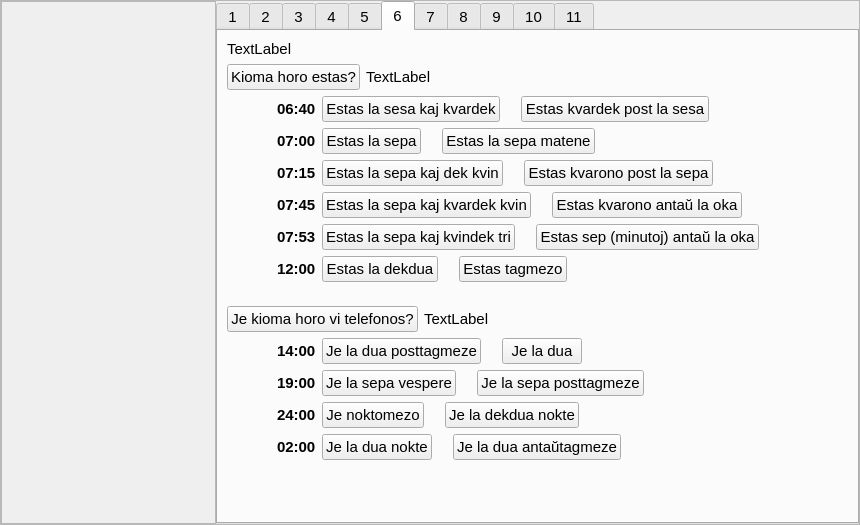
The window that lec11.ui (antono/kurso-de-esperanto) describes before a commit, drawn with Qt 5.
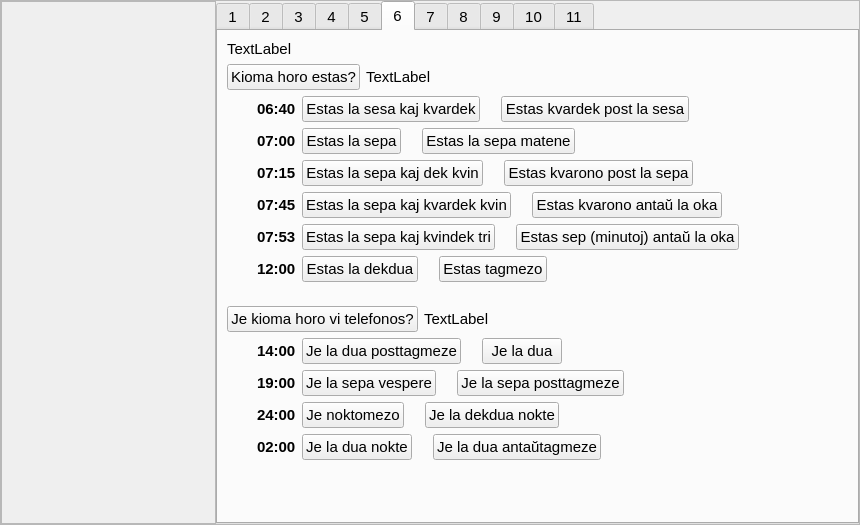
The same window after the commit. The open tabs and pages were chosen to show the change. Icons and pictures are not drawn. Custom widgets are drawn as their Qt base class.

```diff
--- a/lec11.ui
+++ b/lec11.ui
@@ -1992,7 +1992,7 @@
           </layout>
          </item>
          <item>
-          <layout class="QHBoxLayout" name="horizontalLayout_61">
+          <layout class="QHBoxLayout" name="horizontalLayout_61" stretch="0,10">
            <item>
             <spacer name="horizontalSpacer_23">
              <property name="orientation">
@@ -2003,7 +2003,7 @@
              </property>
              <property name="sizeHint" stdset="0">
               <size>
-               <width>50</width>
+               <width>30</width>
                <height>20</height>
               </size>
              </property>
@@ -2012,7 +2012,7 @@
            <item>
             <layout class="QVBoxLayout" name="verticalLayout_29">
              <item>
-              <layout class="QHBoxLayout" name="horizontalLayout_49">
+              <layout class="QHBoxLayout" name="horizontalLayout_49" stretch="0,0,0,0,5">
                <item>
                 <widget class="QLabel" name="label_51">
                  <property name="sizePolicy">
@@ -2063,22 +2063,16 @@
                 </widget>
                </item>
                <item>
-                <spacer name="horizontalSpacer_28">
-                 <property name="orientation">
-                  <enum>Qt::Horizontal</enum>
+                <widget class="QLabel" name="label">
+                 <property name="text">
+                  <string/>
                  </property>
-                 <property name="sizeHint" stdset="0">
-                  <size>
-                   <width>40</width>
-                   <height>20</height>
-                  </size>
-                 </property>
-                </spacer>
+                </widget>
                </item>
               </layout>
              </item>
              <item>
-              <layout class="QHBoxLayout" name="horizontalLayout_50">
+              <layout class="QHBoxLayout" name="horizontalLayout_50" stretch="0,0,0,0,5">
                <item>
                 <widget class="QLabel" name="label_53">
                  <property name="sizePolicy">
@@ -2129,22 +2123,16 @@
                 </widget>
                </item>
                <item>
-                <spacer name="horizontalSpacer_29">
-                 <property name="orientation">
-                  <enum>Qt::Horizontal</enum>
+                <widget class="QLabel" name="label_2">
+                 <property name="text">
+                  <string/>
                  </property>
-                 <property name="sizeHint" stdset="0">
-                  <size>
-                   <width>40</width>
-                   <height>20</height>
-                  </size>
-                 </property>
-                </spacer>
+                </widget>
                </item>
               </layout>
              </item>
              <item>
-              <layout class="QHBoxLayout" name="horizontalLayout_51">
+              <layout class="QHBoxLayout" name="horizontalLayout_51" stretch="0,0,0,0,5">
                <item>
                 <widget class="QLabel" name="label_55">
                  <property name="sizePolicy">
@@ -2195,22 +2183,16 @@
                 </widget>
                </item>
                <item>
-                <spacer name="horizontalSpacer_30">
-                 <property name="orientation">
-                  <enum>Qt::Horizontal</enum>
+                <widget class="QLabel" name="label_3">
+                 <property name="text">
+                  <string/>
                  </property>
-                 <property name="sizeHint" stdset="0">
-                  <size>
-                   <width>40</width>
-                   <height>20</height>
-                  </size>
-                 </property>
-                </spacer>
+                </widget>
                </item>
               </layout>
              </item>
              <item>
-              <layout class="QHBoxLayout" name="horizontalLayout_52">
+              <layout class="QHBoxLayout" name="horizontalLayout_52" stretch="0,0,0,0,5">
                <item>
                 <widget class="QLabel" name="label_57">
                  <property name="sizePolicy">
@@ -2261,22 +2243,16 @@
                 </widget>
                </item>
                <item>
-                <spacer name="horizontalSpacer_31">
-                 <property name="orientation">
-                  <enum>Qt::Horizontal</enum>
+                <widget class="QLabel" name="label_4">
+                 <property name="text">
+                  <string/>
                  </property>
-                 <property name="sizeHint" stdset="0">
-                  <size>
-                   <width>40</width>
-                   <height>20</height>
-                  </size>
-                 </property>
-                </spacer>
+                </widget>
                </item>
               </layout>
              </item>
              <item>
-              <layout class="QHBoxLayout" name="horizontalLayout_53">
+              <layout class="QHBoxLayout" name="horizontalLayout_53" stretch="0,0,0,0,5">
                <item>
                 <widget class="QLabel" name="label_59">
                  <property name="sizePolicy">
@@ -2327,22 +2303,16 @@
                 </widget>
                </item>
                <item>
-                <spacer name="horizontalSpacer_32">
-                 <property name="orientation">
-                  <enum>Qt::Horizontal</enum>
+                <widget class="QLabel" name="label_5">
+                 <property name="text">
+                  <string/>
                  </property>
-                 <property name="sizeHint" stdset="0">
-                  <size>
-                   <width>40</width>
-                   <height>20</height>
-                  </size>
-                 </property>
-                </spacer>
+                </widget>
                </item>
               </layout>
              </item>
              <item>
-              <layout class="QHBoxLayout" name="horizontalLayout_54">
+              <layout class="QHBoxLayout" name="horizontalLayout_54" stretch="0,0,0,0,5">
                <item>
                 <widget class="QLabel" name="label_61">
                  <property name="sizePolicy">
@@ -2393,35 +2363,16 @@
                 </widget>
                </item>
                <item>
-                <spacer name="horizontalSpacer_33">
-                 <property name="orientation">
-                  <enum>Qt::Horizontal</enum>
+                <widget class="QLabel" name="label_6">
+                 <property name="text">
+                  <string/>
                  </property>
-                 <property name="sizeHint" stdset="0">
-                  <size>
-                   <width>40</width>
-                   <height>20</height>
-                  </size>
-                 </property>
-                </spacer>
+                </widget>
                </item>
               </layout>
              </item>
             </layout>
            </item>
-           <item>
-            <spacer name="horizontalSpacer_25">
-             <property name="orientation">
-              <enum>Qt::Horizontal</enum>
-             </property>
-             <property name="sizeHint" stdset="0">
-              <size>
-               <width>40</width>
-               <height>20</height>
-              </size>
-             </property>
-            </spacer>
-           </item>
           </layout>
          </item>
         </layout>
@@ -2469,7 +2420,7 @@
           </layout>
          </item>
          <item>
-          <layout class="QHBoxLayout" name="horizontalLayout_55">
+          <layout class="QHBoxLayout" name="horizontalLayout_55" stretch="0,10">
            <item>
             <spacer name="horizontalSpacer_24">
              <property name="orientation">
@@ -2480,7 +2431,7 @@
              </property>
              <property name="sizeHint" stdset="0">
               <size>
-               <width>50</width>
+               <width>30</width>
                <height>20</height>
               </size>
              </property>
@@ -2489,7 +2440,7 @@
            <item>
             <layout class="QVBoxLayout" name="verticalLayout_31">
              <item>
-              <layout class="QHBoxLayout" name="horizontalLayout_58">
+              <layout class="QHBoxLayout" name="horizontalLayout_58" stretch="0,0,0,0,5">
                <item>
                 <widget class="QLabel" name="label_66">
                  <property name="sizePolicy">
@@ -2540,22 +2491,16 @@
                 </widget>
                </item>
                <item>
-                <spacer name="horizontalSpacer_34">
-                 <property name="orientation">
-                  <enum>Qt::Horizontal</enum>
+                <widget class="QLabel" name="label_7">
+                 <property name="text">
+                  <string/>
                  </property>
-                 <property name="sizeHint" stdset="0">
-                  <size>
-                   <width>40</width>
-                   <height>20</height>
-                  </size>
-                 </property>
-                </spacer>
+                </widget>
                </item>
               </layout>
              </item>
              <item>
-              <layout class="QHBoxLayout" name="horizontalLayout_57">
+              <layout class="QHBoxLayout" name="horizontalLayout_57" stretch="0,0,0,0,5">
                <item>
                 <widget class="QLabel" name="label_64">
                  <property name="sizePolicy">
@@ -2606,22 +2551,16 @@
                 </widget>
                </item>
                <item>
-                <spacer name="horizontalSpacer_35">
-                 <property name="orientation">
-                  <enum>Qt::Horizontal</enum>
+                <widget class="QLabel" name="label_8">
+                 <property name="text">
+                  <string/>
                  </property>
-                 <property name="sizeHint" stdset="0">
-                  <size>
-                   <width>40</width>
-                   <height>20</height>
-                  </size>
-                 </property>
-                </spacer>
+                </widget>
                </item>
               </layout>
              </item>
              <item>
-              <layout class="QHBoxLayout" name="horizontalLayout_59">
+              <layout class="QHBoxLayout" name="horizontalLayout_59" stretch="0,0,0,0,5">
                <item>
                 <widget class="QLabel" name="label_68">
                  <property name="sizePolicy">
@@ -2672,22 +2611,16 @@
                 </widget>
                </item>
                <item>
-                <spacer name="horizontalSpacer_36">
-                 <property name="orientation">
-                  <enum>Qt::Horizontal</enum>
+                <widget class="QLabel" name="label_9">
+                 <property name="text">
+                  <string/>
                  </property>
-                 <property name="sizeHint" stdset="0">
-                  <size>
-                   <width>40</width>
-                   <height>20</height>
-                  </size>
-                 </property>
-                </spacer>
+                </widget>
                </item>
               </layout>
              </item>
              <item>
-              <layout class="QHBoxLayout" name="horizontalLayout_60">
+              <layout class="QHBoxLayout" name="horizontalLayout_60" stretch="0,0,0,0,5">
                <item>
                 <widget class="QLabel" name="label_70">
                  <property name="sizePolicy">
@@ -2738,35 +2671,16 @@
                 </widget>
                </item>
                <item>
-                <spacer name="horizontalSpacer_37">
-                 <property name="orientation">
-                  <enum>Qt::Horizontal</enum>
+                <widget class="QLabel" name="label_10">
+                 <property name="text">
+                  <string/>
                  </property>
-                 <property name="sizeHint" stdset="0">
-                  <size>
-                   <width>40</width>
-                   <height>20</height>
-                  </size>
-                 </property>
-                </spacer>
+                </widget>
                </item>
               </layout>
              </item>
             </layout>
            </item>
-           <item>
-            <spacer name="horizontalSpacer_26">
-             <property name="orientation">
-              <enum>Qt::Horizontal</enum>
-             </property>
-             <property name="sizeHint" stdset="0">
-              <size>
-               <width>40</width>
-               <height>20</height>
-              </size>
-             </property>
-            </spacer>
-           </item>
           </layout>
          </item>
         </layout>
@@ -5001,6 +4915,11 @@
    <extends>QLabel</extends>
    <header>titolo.h</header>
   </customwidget>
+  <customwidget>
+   <class>cx_edit</class>
+   <extends>QLineEdit</extends>
+   <header>cx_edit.h</header>
+  </customwidget>
   <customwidget>
    <class>panelo</class>
    <extends>QFrame</extends>
@@ -5027,11 +4946,6 @@
    <header>kiomahoro.h</header>
    <container>1</container>
   </customwidget>
-  <customwidget>
-   <class>cx_edit</class>
-   <extends>QLineEdit</extends>
-   <header>cx_edit.h</header>
-  </customwidget>
  </customwidgets>
  <resources>
   <include location="ikonoj.qrc"/>
```
Left out of the diff: 185 changed lines with no effect on the pictures.
